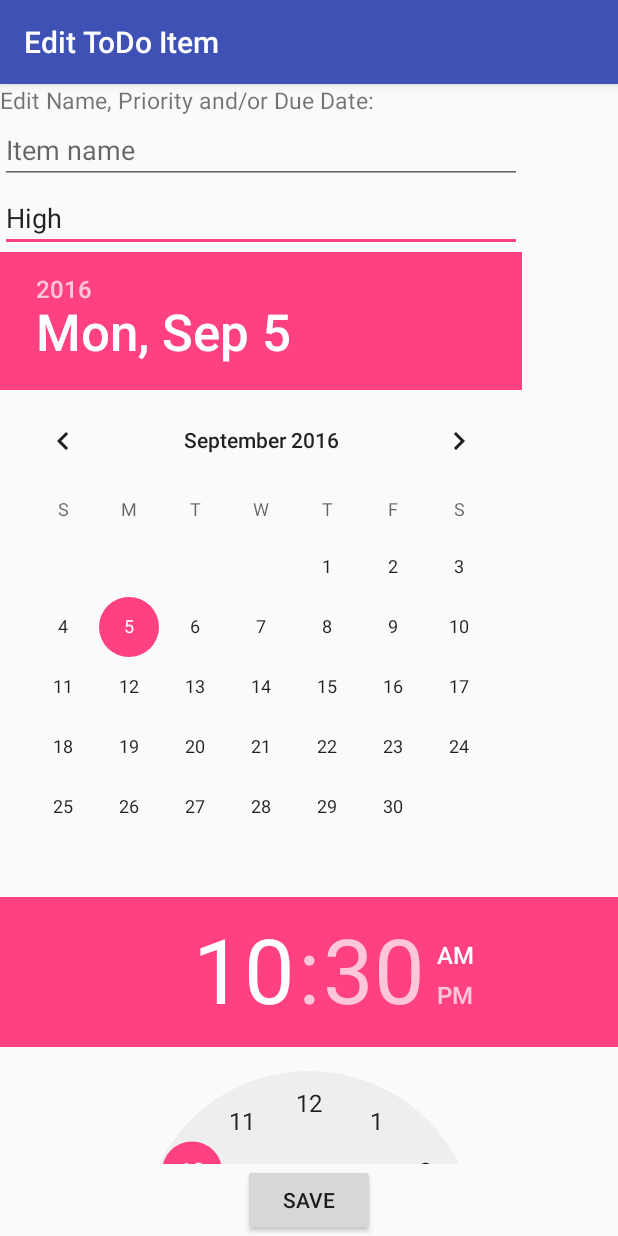
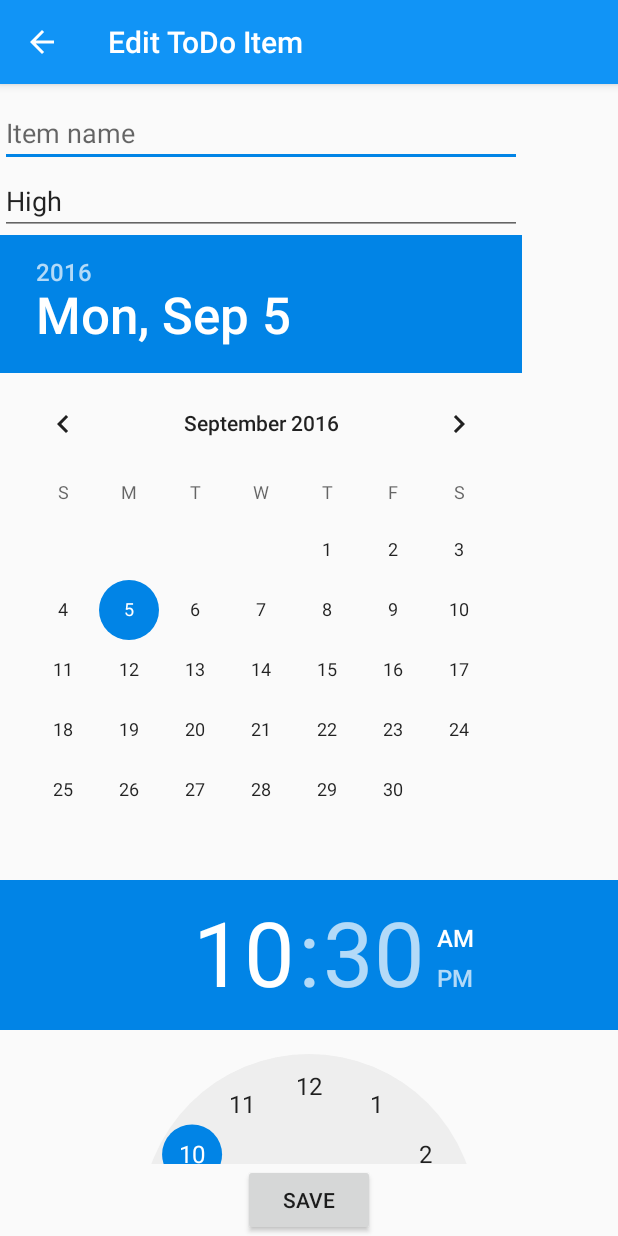
Before and after one commit to gillmccabe/project_2, an Android app: the EditItemActivity screen opened directly, with no data from a screen before it, on a phone screen of 412 x 824 dp. Run offline under Robolectric (Android 15) with nearby library versions, the phone set to English and light mode, and no system bars; 5 statements that could not run were skipped.

Commit message:
small layout changes

```diff
--- a/app/src/main/AndroidManifest.xml
+++ b/app/src/main/AndroidManifest.xml
@@ -18,8 +18,8 @@
             </intent-filter>
         </activity>
         <activity android:name=".EditItemActivity"
-            android:label="@string/activity_edit_item">
-
+            android:label="@string/activity_edit_item"
+            android:parentActivityName=".MainActivity">
         </activity>
 
     </application>
--- a/app/src/main/java/com/example/user/todolistnew/MainActivity.java
+++ b/app/src/main/java/com/example/user/todolistnew/MainActivity.java
@@ -4,6 +4,7 @@ import android.app.AlertDialog;
 import android.content.Intent;
 import android.os.Bundle;
 import android.support.v7.app.AppCompatActivity;
+import android.transition.Visibility;
 import android.view.View;
 import android.widget.AdapterView;
 import android.widget.EditText;
@@ -115,8 +116,9 @@ public class MainActivity extends AppCompatActivity {
         }
         ToDoItem temp = new ToDoItem();
         temp.setName(editText);
-        temp.setPriority("High");
-        temp.setDuedate(new Date().getTime() + (24 * 60 * 60 * 1000));
+        temp.setPriority("Low");
+        temp.setDuedate(new Date().getTime() + 24 );
+
 
         aToDoItemAdapter.add(temp);
         etEditText.setText("");
--- a/app/src/main/res/layout/activity_edit_item.xml
+++ b/app/src/main/res/layout/activity_edit_item.xml
@@ -4,6 +4,19 @@
     android:layout_width="match_parent"
     android:layout_height="match_parent">
 
+    <EditText
+        android:layout_width="wrap_content"
+        android:layout_height="wrap_content"
+        android:inputType="textMultiLine"
+        android:ems="10"
+        android:id="@+id/etEditText"
+        android:layout_marginTop="10dp"
+        android:layout_alignParentLeft="true"
+        android:layout_alignParentStart="true"
+        android:text="@string/editText"
+        android:hint="Item name"
+        android:layout_alignRight="@+id/etPriority"
+        android:layout_alignEnd="@+id/etPriority" />
 
     <EditText
         android:layout_width="wrap_content"
@@ -16,6 +29,18 @@
         android:layout_alignRight="@+id/datePicker"
         android:layout_alignEnd="@+id/datePicker" />
 
+    <!--<Spinner-->
+        <!--android:id="@+id/etPriority"-->
+        <!--android:layout_width="match_parent"-->
+        <!--android:layout_height="wrap_content"-->
+        <!--android:entries="@array/priority_arrays"-->
+        <!--android:prompt="@string/priority_prompt"-->
+        <!--android:layout_alignRight="@+id/datePicker"-->
+        <!--android:layout_alignEnd="@+id/datePicker"-->
+        <!--android:layout_below="@+id/etEditText"-->
+        <!--android:layout_alignParentLeft="true"-->
+        <!--android:layout_alignParentStart="true"/>-->
+
     <Button
         android:layout_width="wrap_content"
         android:layout_height="wrap_content"
@@ -25,31 +50,6 @@
         android:layout_alignParentBottom="true"
         android:layout_centerHorizontal="true" />
 
-    <EditText
-        android:layout_width="wrap_content"
-        android:layout_height="wrap_content"
-        android:inputType="textMultiLine"
-        android:ems="10"
-        android:id="@+id/etEditText"
-        android:layout_below="@+id/tvEditText"
-        android:layout_alignParentLeft="true"
-        android:layout_alignParentStart="true"
-        android:text="@string/editText"
-        android:hint="Item name"
-        android:layout_alignRight="@+id/etPriority"
-        android:layout_alignEnd="@+id/etPriority" />
-
-    <TextView
-        android:layout_width="wrap_content"
-        android:layout_height="wrap_content"
-        android:text="@string/edit"
-        android:id="@+id/tvEditText"
-        android:layout_alignParentTop="true"
-        android:layout_alignParentLeft="true"
-        android:layout_alignParentStart="true"
-        android:layout_alignRight="@+id/etEditText"
-        android:layout_alignEnd="@+id/etEditText"
-        android:textSize="15sp"/>
 
     <DatePicker
         android:layout_width="wrap_content"
--- a/app/src/main/res/values/colors.xml
+++ b/app/src/main/res/values/colors.xml
@@ -1,6 +1,8 @@
 <?xml version="1.0" encoding="utf-8"?>
 <resources>
-    <color name="colorPrimary">#3F51B5</color>
-    <color name="colorPrimaryDark">#303F9F</color>
-    <color name="colorAccent">#FF4081</color>
+    <color name="colorPrimary">#1194f6</color>
+    <color name="colorPrimaryDark">#0184e6</color>
+    <color name="colorAccent">#0184e6</color>
+    <color name="colorBg">#eeeeee</color>
+
 </resources>
--- a/app/src/main/res/values/strings.xml
+++ b/app/src/main/res/values/strings.xml
@@ -10,4 +10,12 @@
     <string name="priorityLevel">Add a priority (Low, Medium, High)</string>
     <string name="dueby">Due By:</string>
     <string name="button">Add Item</string>
+    <string name="priority_prompt">Choose a priority</string>
+
+    <string-array name="priority_arrays">
+        <item>---</item>
+        <item>Low</item>
+        <item>Medium</item>
+        <item>High</item>
+    </string-array>
 </resources>
```
Also changed, not shown: app/src/main/res/layout/activity_main.xml (+7 -7 lines), app/src/main/res/drawable/ic_add.png (deleted).
